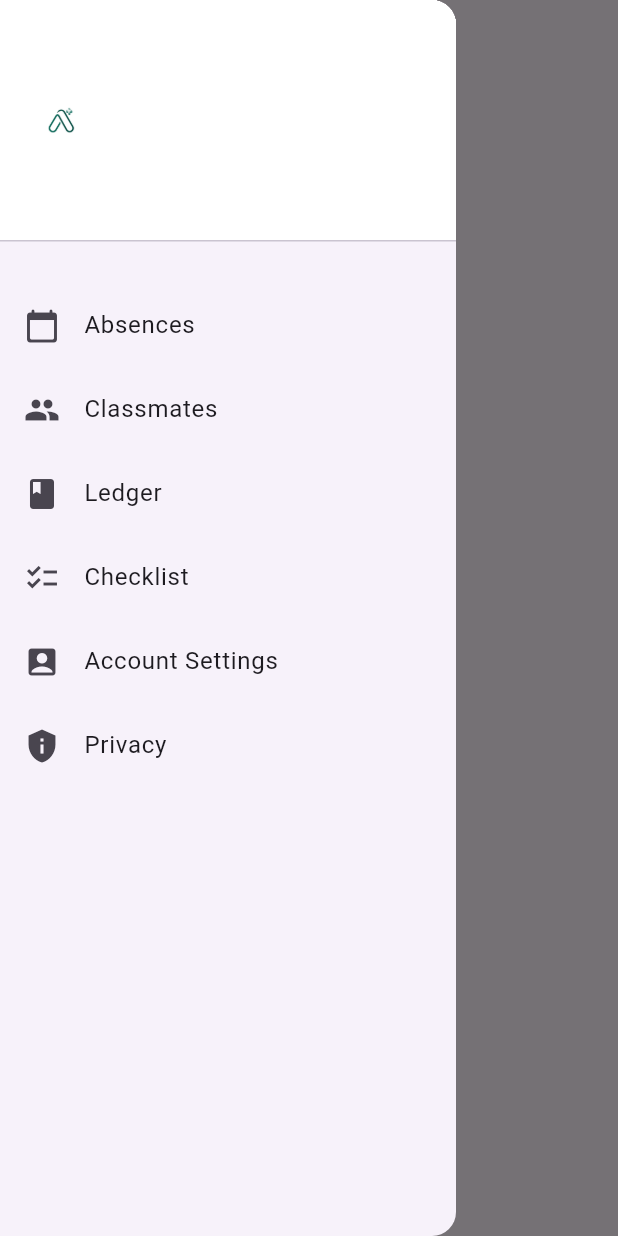
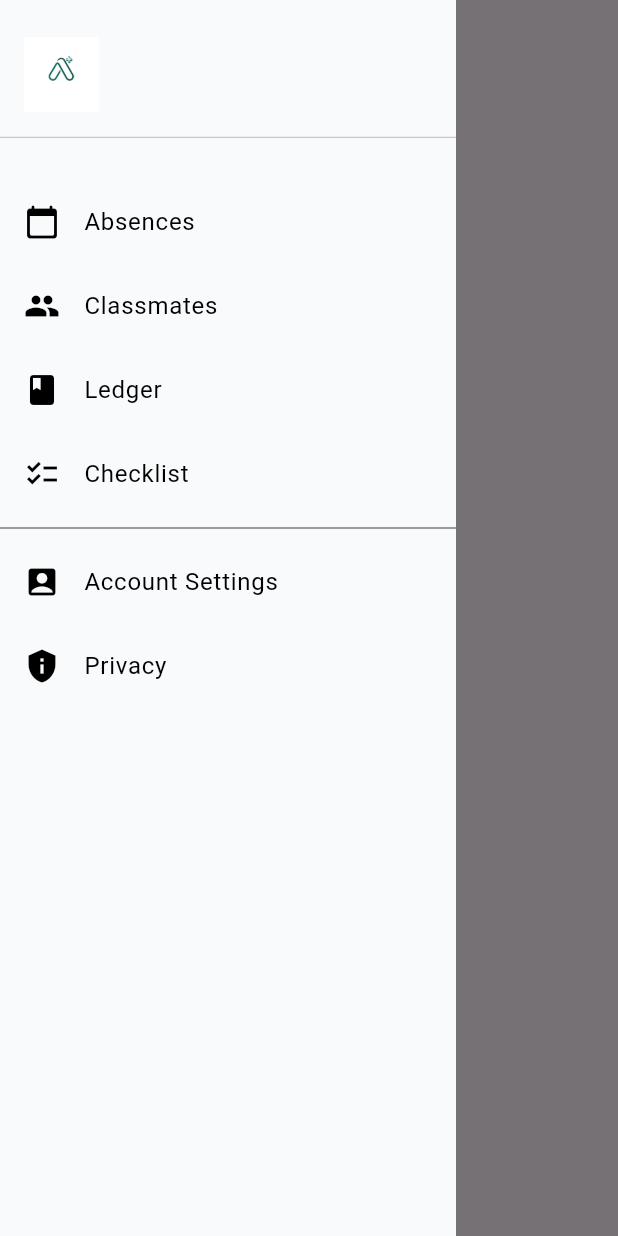
Before and after one commit to LormaAccessPlus/app, a Flutter app: the HomePage screen opened directly, with the side drawer open, on a phone screen of 412 x 824 dp. Run offline on Flutter 3.47's test engine with Material 3 defaults, Android fonts, the phone set to English and light mode, and no system bars.

Commit message:
added a hover and logo

```diff
--- a/mobile/lib/screens/homepage.dart
+++ b/mobile/lib/screens/homepage.dart
@@ -8,61 +8,76 @@ class HomePage extends StatelessWidget {
         title: Text('Home Page'),
       ),
       drawer: Drawer(
+        backgroundColor: Color(0xFFF9FAFB),
+        shape: RoundedRectangleBorder(
+          borderRadius: BorderRadius.zero, // Remove border radius
+        ),
         child: ListView(
           padding: EdgeInsets.zero,
           children: <Widget>[
-            DrawerHeader(
-              decoration: BoxDecoration(
-                color: Colors.white,
-              ),
-              child: Align(
-                alignment: Alignment.centerLeft, // Aligns the logo to the left
-                child: Image.asset(
-                  'lib/assets/images/Logo.png', // Path to your image
-                  width: 50, // Adjust width as needed
-                  height: 50, // Adjust height as needed
+            SizedBox(
+              height: 100, // Set your desired height here
+              child: DrawerHeader(
+                decoration: BoxDecoration(
+                  color: Color(0xFFF9FAFB),
+                ),
+                child: Align(
+                  alignment: Alignment.centerLeft,
+                  child: Image.asset(
+                    'lib/assets/images/Logo.png',
+                    width: 50,
+                    height: 50,
+                  ),
                 ),
               ),
             ),
             SizedBox(height: 20), // Adjust the height of the box
-            ListTile(
-              leading: Icon(Icons.calendar_today_rounded),
-              title: Text('Absences'),
+            // Update ListTiles to have custom hover color
+            HoverListTile(
+              icon: Icons.calendar_today_rounded,
+              title: 'Absences',
               onTap: () {
                 Navigator.pop(context);
               },
             ),
-            ListTile(
-              leading: Icon(Icons.people),
-              title: Text('Classmates'),
+            HoverListTile(
+              icon: Icons.people,
+              title: 'Classmates',
               onTap: () {
                 Navigator.pop(context);
               },
             ),
-            ListTile(
-              leading: Icon(Icons.book),
-              title: Text('Ledger'),
+            HoverListTile(
+              icon: Icons.book,
+              title: 'Ledger',
               onTap: () {
                 Navigator.pop(context);
               },
             ),
-            ListTile(
-              leading: Icon(Icons.checklist),
-              title: Text('Checklist'),
+            HoverListTile(
+              icon: Icons.checklist,
+              title: 'Checklist',
               onTap: () {
                 Navigator.pop(context);
               },
             ),
-            ListTile(
-              leading: Icon(Icons.account_box),
-              title: Text('Account Settings'),
+            // Add a vertical line (Divider) below Checklist
+            Divider(
+              thickness: 0.5,
+              color: Colors.black,
+              indent: 0,
+              endIndent: 0,
+            ),
+            HoverListTile(
+              icon: Icons.account_box,
+              title: 'Account Settings',
               onTap: () {
                 Navigator.pop(context);
               },
             ),
-            ListTile(
-              leading: Icon(Icons.privacy_tip),
-              title: Text('Privacy'),
+            HoverListTile(
+              icon: Icons.privacy_tip,
+              title: 'Privacy',
               onTap: () {
                 Navigator.pop(context);
               },
@@ -77,6 +92,49 @@ class HomePage extends StatelessWidget {
   }
 }
 
+// Replace each ListTile with this custom widget for hover effect
+class HoverListTile extends StatefulWidget {
+  final IconData icon;
+  final String title;
+  final VoidCallback onTap;
+
+  const HoverListTile({
+    required this.icon,
+    required this.title,
+    required this.onTap,
+    Key? key,
+  }) : super(key: key);
+
+  @override
+  _HoverListTileState createState() => _HoverListTileState();
+}
+
+class _HoverListTileState extends State<HoverListTile> {
+  bool _isHovered = false;
+
+  @override
+  Widget build(BuildContext context) {
+    return MouseRegion(
+      onEnter: (_) => setState(() => _isHovered = true),
+      onExit: (_) => setState(() => _isHovered = false),
+      child: ListTile(
+        leading: Icon(
+          widget.icon,
+          color: _isHovered ? Colors.white : Colors.black,
+        ),
+        title: Text(
+          widget.title,
+          style: TextStyle(
+            color: _isHovered ? Colors.white : Colors.black,
+          ),
+        ),
+        tileColor: _isHovered ? Color(0xFF08695A) : Colors.transparent,
+        onTap: widget.onTap,
+      ),
+    );
+  }
+}
+
 void main() {
   runApp(MaterialApp(
     home: HomePage(),
--- a/mobile/pubspec.yaml
+++ b/mobile/pubspec.yaml
@@ -21,5 +21,3 @@ flutter:
   uses-material-design: true
   assets:
     - lib/assets/images/Logo.png
-
-    ##TEST
```
